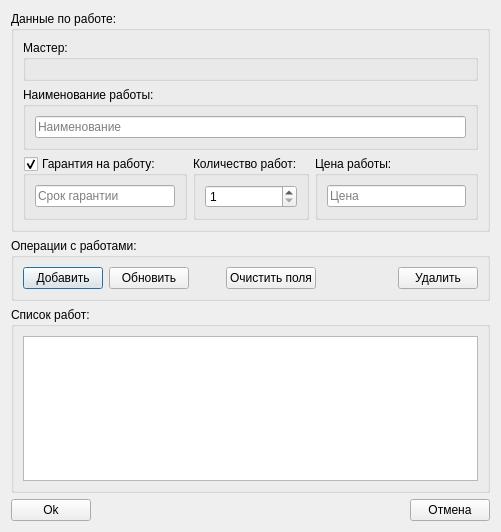
Before: the Qt Designer form joblistonreceiptdialog.ui in eboladev/XPPC, drawn with Qt 5.
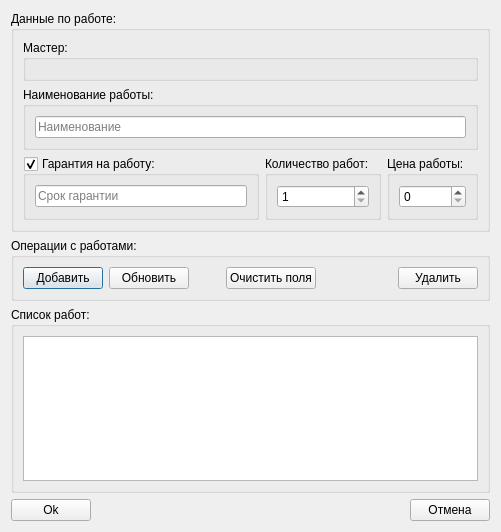
After: the same form once the commit is applied.

```diff
--- a/joblistonreceiptdialog.ui
+++ b/joblistonreceiptdialog.ui
@@ -107,9 +107,9 @@
           </property>
           <layout class="QGridLayout" name="gridLayout_5">
            <item row="0" column="0">
-            <widget class="QLineEdit" name="lineEditPrice">
-             <property name="placeholderText">
-              <string>Цена</string>
+            <widget class="QSpinBox" name="spinBoxPrice">
+             <property name="maximum">
+              <number>1000000</number>
              </property>
             </widget>
            </item>
```
Left out of the diff: 14 changed lines with no effect on the pictures.
